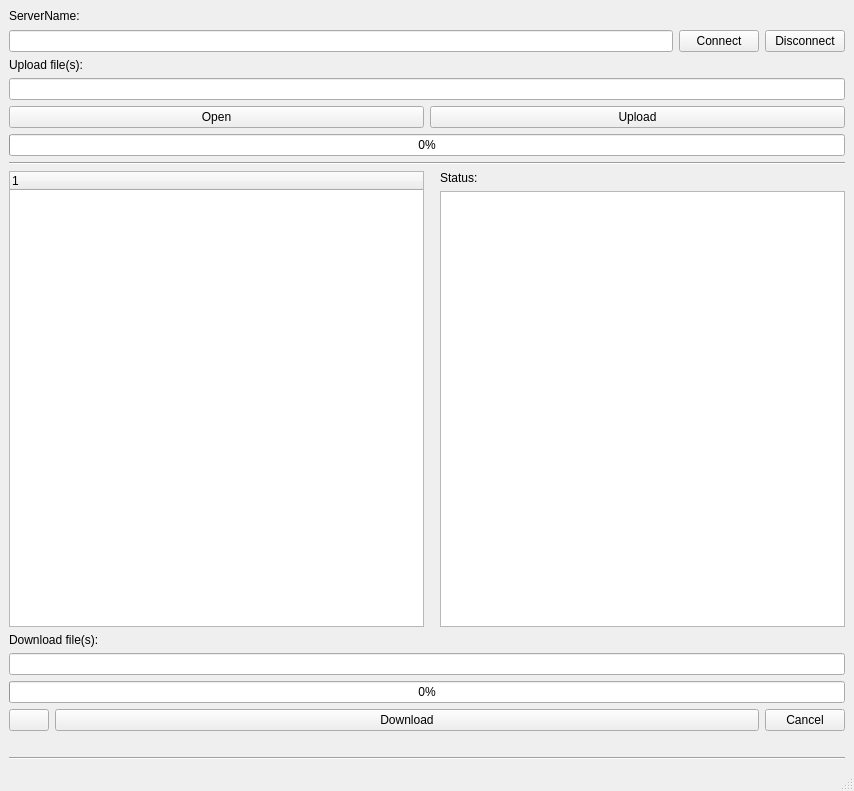
Before: the Qt Designer form tebrafile/mainwindow.ui in MATF-RS20/RS022-tebrafile, drawn with Qt 5.
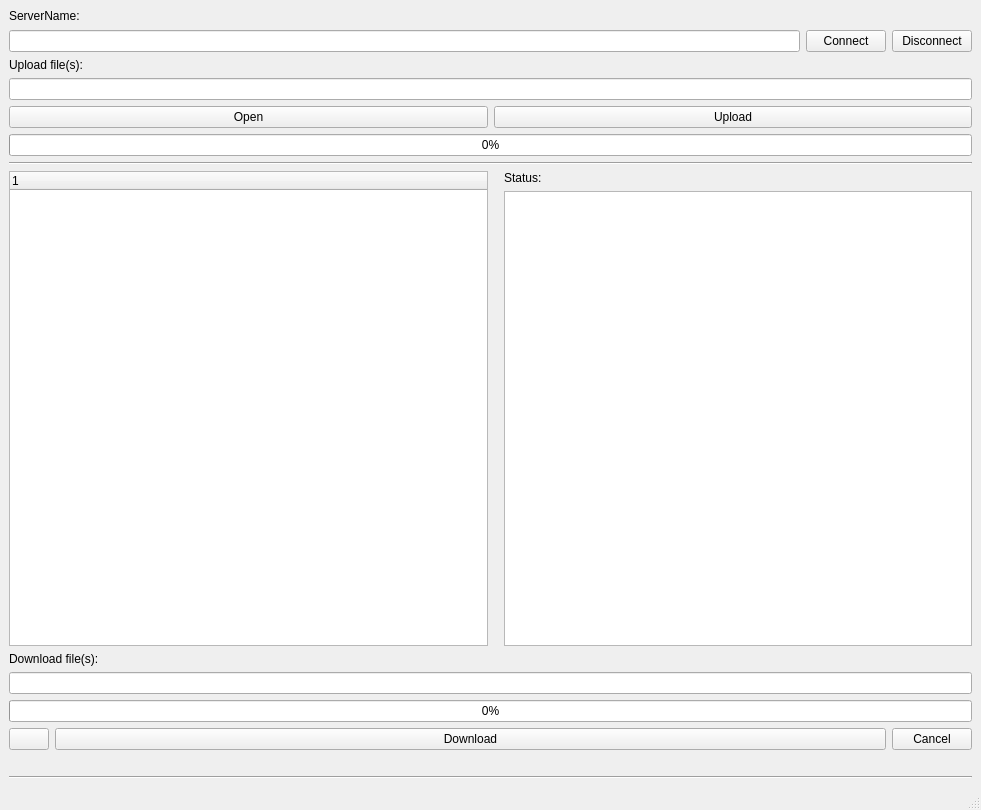
After: the same form once the commit is applied. Icons and pictures are not drawn.

```diff
--- a/tebrafile/mainwindow.ui
+++ b/tebrafile/mainwindow.ui
@@ -6,8 +6,8 @@
    <rect>
     <x>0</x>
     <y>0</y>
-    <width>854</width>
-    <height>791</height>
+    <width>981</width>
+    <height>810</height>
    </rect>
   </property>
   <property name="windowTitle">
```
Left out of the diff: 2 changed lines with no effect on the pictures.
